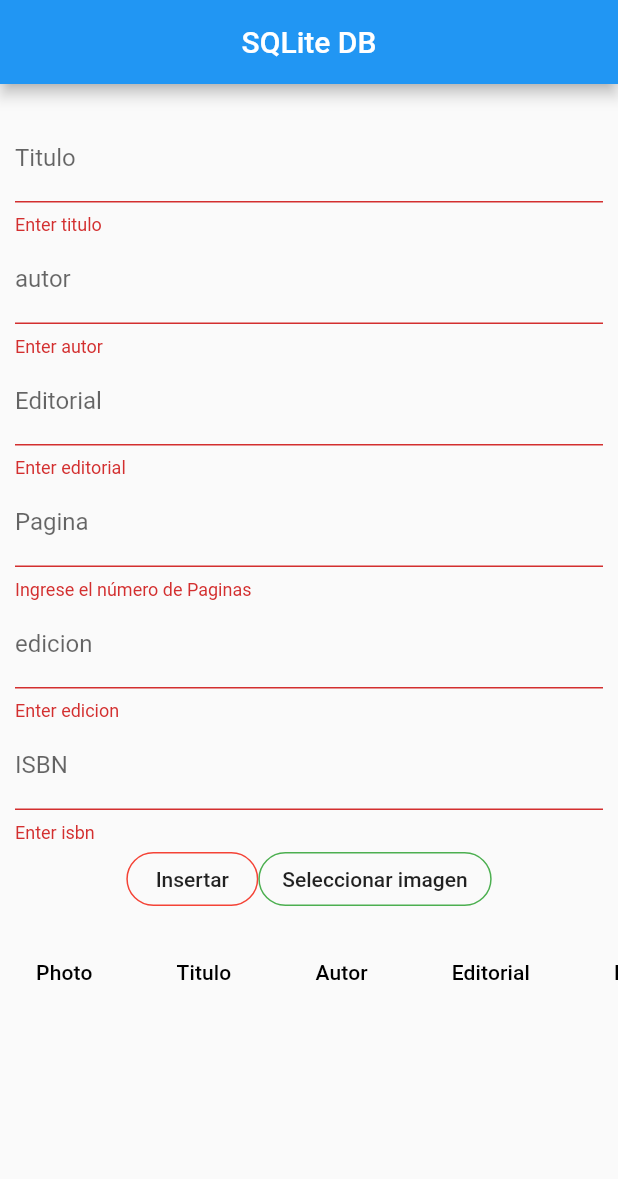
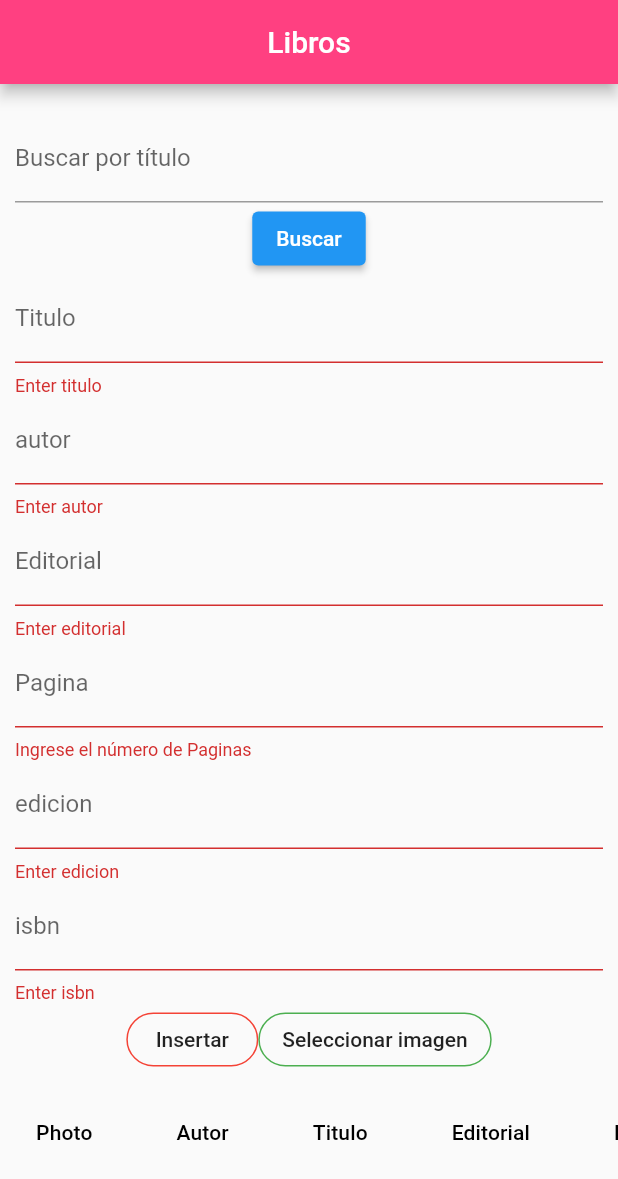
Before and after one commit to anhuar130204/libros, a Flutter app: the screen it shows after launch, after a tap on "Insertar", on a phone screen of 412 x 824 dp. Shown: the top 1179 px of the screen. Run offline on Flutter 3.47's test engine with Material 2 defaults, Android fonts, the phone set to English and light mode, and no system bars; our stand-ins replace image_picker, sqflite; missing offline and left inert: dart:ffi; accounts and stored records are empty.

```diff
--- a/lib/dbManager.dart
+++ b/lib/dbManager.dart
@@ -3,7 +3,6 @@ import 'package:path/path.dart';
 import 'dart:async';
 import 'package:path_provider/path_provider.dart';
 import 'dart:io' as io;
-
 import 'package:libros/book.dart';
 
 class DBManager {
@@ -48,6 +47,16 @@ class DBManager {
     book.controlNum = await dbClient!.insert(TABLE, book.toMap());
     return book;
   }
+  Future<List<Book>> searchBooksByTitle(String title) async {
+    final dbClient = await db;
+    final result = await dbClient!.query(
+      TABLE,
+      where: '$TITULO LIKE ?',
+      whereArgs: ['%$title%'],
+    );
+    return result.map((json) => Book.formMap(json)).toList();
+  }
+
   //Select
   Future<List<Book>> getBooks()async{
     var dbClient = await (db);
--- a/lib/main.dart
+++ b/lib/main.dart
@@ -39,6 +39,7 @@ class _HomePageState extends State<HomePage> {
   TextEditingController edicionController = TextEditingController();
   TextEditingController isbnController = TextEditingController();
   TextEditingController controlNumController = TextEditingController();
+  TextEditingController searchController = TextEditingController();
   String? pagina = '';
   String? autor = '';
   String? edicion = '';
@@ -89,6 +90,52 @@ class _HomePageState extends State<HomePage> {
     isUpdating = false;
   }
 
+  searchByTitle() {
+    String searchText = searchController.text;
+    setState(() {
+      Bookss = dbHelper.searchBooksByTitle(searchText);
+    });
+  }
+
+  validate() {
+    if (formKey.currentState!.validate()) {
+      formKey.currentState!.save();
+      if (photoname == '') {
+        ScaffoldMessenger.of(context).showSnackBar(SnackBar(
+          content: Text('Por favor, seleccione una foto antes de guardar.'),
+        ));
+        return;
+      } else if (isUpdating) {
+        Book book = Book(
+          controlNum: currentUserId,
+          titulo: titulo,
+          autor: autor,
+          editorial: editorial,
+          pagina: pagina,
+          edicion: edicion,
+          isbn: isbn,
+          photoName: photoname,
+        );
+        dbHelper.update(book);
+        isUpdating = false;
+      } else {
+        Book book = Book(
+          controlNum: null,
+          titulo: titulo,
+          autor: autor,
+          editorial: editorial,
+          pagina: pagina,
+          edicion: edicion,
+          isbn: isbn,
+          photoName: photoname,
+        );
+        dbHelper.save(book);
+      }
+      clearFields();
+      refreshList();
+    }
+  }
+
   Widget userForm() {
     return Form(
       key: formKey,
@@ -100,6 +147,17 @@ class _HomePageState extends State<HomePage> {
           verticalDirection: VerticalDirection.down,
           children: [
             const SizedBox(height: 10),
+            TextFormField(
+              controller: searchController,
+              keyboardType: TextInputType.text,
+              decoration: const InputDecoration(
+                labelText: 'Buscar por título',
+              ),
+            ),
+            ElevatedButton(
+              onPressed: searchByTitle,
+              child: const Text('Buscar'),
+            ),
             TextFormField(
               controller: tituloController,
               keyboardType: TextInputType.text,
@@ -142,7 +200,6 @@ class _HomePageState extends State<HomePage> {
               },
               onSaved: (val) => editorial = val!,
             ),
-
             TextFormField(
               controller: paginaController,
               keyboardType: TextInputType.number,
@@ -156,9 +213,6 @@ class _HomePageState extends State<HomePage> {
               validator: (val) {
                 if (val!.isEmpty) {
                   return 'Ingrese el número de Paginas';
-                }
-                if (val.length != 10) {
-                  return 'El número de Paginas ';
                 }
                 if (!RegExp(r'^[0-9]*$').hasMatch(val)) {
                   return 'Ingrese solo números';
@@ -185,7 +239,7 @@ class _HomePageState extends State<HomePage> {
               controller: isbnController,
               keyboardType: TextInputType.text,
               decoration: const InputDecoration(
-                labelText: 'ISBN',
+                labelText: 'isbn',
               ),
               validator: (val) {
                 if (val!.isEmpty) {
@@ -193,7 +247,7 @@ class _HomePageState extends State<HomePage> {
                 }
                 return null;
               },
-              onSaved: (val) => edicion = val!,
+              onSaved: (val) => isbn = val,
             ),
             Row(
               mainAxisAlignment: MainAxisAlignment.center,
@@ -202,7 +256,8 @@ class _HomePageState extends State<HomePage> {
                   onPressed: validate,
                   shape: RoundedRectangleBorder(
                     borderRadius: BorderRadius.circular(20),
-                      side: const BorderSide(color: Colors.red)),
+                    side: const BorderSide(color: Colors.red),
+                  ),
                   child: Text(isUpdating ? "Actualizar" : "Insertar"),
                 ),
                 MaterialButton(
@@ -211,9 +266,10 @@ class _HomePageState extends State<HomePage> {
                   },
                   shape: RoundedRectangleBorder(
                     borderRadius: BorderRadius.circular(20),
-                      side: const BorderSide(color: Colors.green)),
+                    side: const BorderSide(color: Colors.green),
+                  ),
                   child: const Text("Seleccionar imagen"),
-                )
+                ),
               ],
             ),
           ],
@@ -228,12 +284,12 @@ class _HomePageState extends State<HomePage> {
       child: DataTable(
         columns: const [
         DataColumn(label: Text('Photo')),
-          DataColumn(label: Text('Titulo')),
           DataColumn(label: Text('Autor')),
+          DataColumn(label: Text('Titulo')), // Cambia el orden aquí
           DataColumn(label: Text('Editorial')),
           DataColumn(label: Text('Pagina')),
           DataColumn(label: Text('Edicion')),
-          DataColumn(label: Text('Isbn')),
+          DataColumn(label: Text('isbn')),
           DataColumn(label: Text('Delete')),
         ],
         rows: Bookss!
@@ -297,56 +353,18 @@ class _HomePageState extends State<HomePage> {
               }
               return const CircularProgressIndicator();
             }),
-        ));
+      ),
+    );
   }
-
-  validate() {
-    if (formKey.currentState!.validate()) {
-      formKey.currentState!.save();
-      if (photoname == '') {
-        ScaffoldMessenger.of(context).showSnackBar(SnackBar(
-          content: Text('Por favor, seleccione una foto antes de guardar.'),
-        ));
-        return;
-      }
-      else if(isUpdating) {
-        Book book = Book(
-            controlNum: currentUserId,
-            titulo: titulo,
-            autor: autor,
-            editorial: editorial,
-            pagina: pagina,
-            edicion: edicion,
-            isbn: isbn,
-            photoName: photoname);
-        dbHelper.update(book);
-        isUpdating = false;
-      } else {
-        Book book = Book(
-            controlNum: null,
-            titulo: titulo,
-            autor: autor,
-            editorial: editorial,
-            pagina: pagina,
-            edicion: edicion,
-            isbn: isbn,
-            photoName: photoname);
-        dbHelper.save(book);
-      }
-      clearFields();
-      refreshList();
-    }
-  }
-
-
 
   @override
   Widget build(BuildContext context) {
     return Scaffold(
       appBar: AppBar(
         automaticallyImplyLeading: false,
-        title: const Text('SQLite DB'),
+        title: const Text('Libros'),
         centerTitle: true,
+        backgroundColor: Colors.pinkAccent,
       ),
       body: Column(
         mainAxisAlignment: MainAxisAlignment.center,
```
Lines whose indentation alone changed are shown as unchanged.
